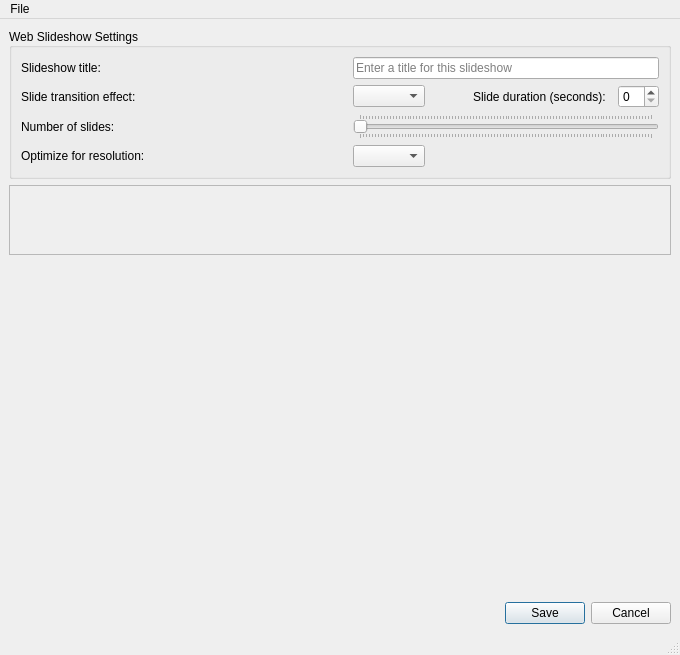
Qt form webslideshow.ui (brimlar/simple-web-slideshow) before a commit.
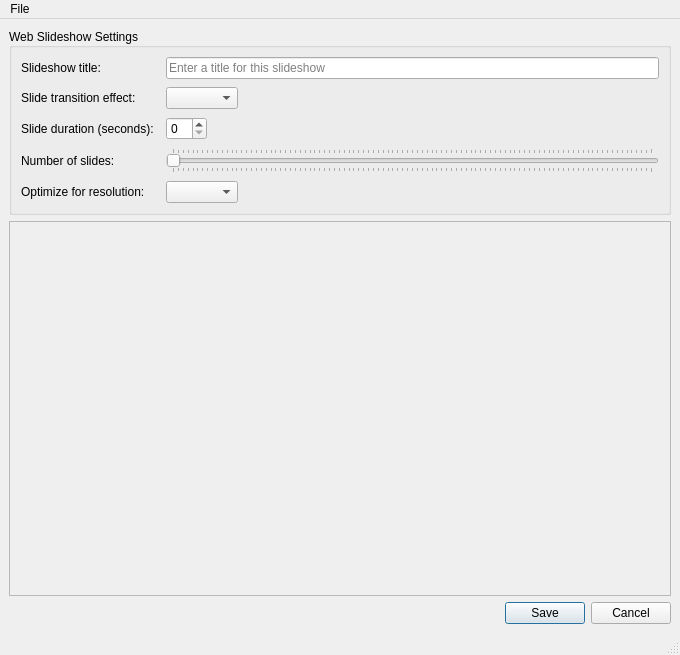
The same form after that commit. Icons and pictures are not drawn.

Commit message: Refined UI, fullscreen code, etc

Patch:
```diff
--- a/webslideshow.ui
+++ b/webslideshow.ui
@@ -34,11 +34,17 @@
     <item>
      <widget class="QGroupBox" name="groupBox">
       <property name="sizePolicy">
-       <sizepolicy hsizetype="Expanding" vsizetype="Fixed">
+       <sizepolicy hsizetype="Preferred" vsizetype="Fixed">
         <horstretch>0</horstretch>
         <verstretch>0</verstretch>
        </sizepolicy>
       </property>
+      <property name="minimumSize">
+       <size>
+        <width>662</width>
+        <height>0</height>
+       </size>
+      </property>
       <property name="title">
        <string>Web Slideshow Settings</string>
       </property>
@@ -48,14 +54,21 @@
       <property name="flat">
        <bool>false</bool>
       </property>
-      <layout class="QVBoxLayout" name="verticalLayout_3">
-       <item>
-        <layout class="QHBoxLayout" name="horizontalLayout_2">
+      <layout class="QHBoxLayout" name="horizontalLayout_2" stretch="0">
+       <property name="spacing">
+        <number>6</number>
+       </property>
          <item>
           <layout class="QGridLayout" name="gridLayout">
+         <property name="sizeConstraint">
+          <enum>QLayout::SetDefaultConstraint</enum>
+         </property>
            <property name="horizontalSpacing">
             <number>12</number>
            </property>
+         <property name="verticalSpacing">
+          <number>8</number>
+         </property>
            <item row="0" column="0">
             <widget class="QLabel" name="lbl_title">
              <property name="sizePolicy">
@@ -69,11 +82,11 @@
              </property>
             </widget>
            </item>
-           <item row="0" column="1" colspan="3">
+         <item row="0" column="1">
             <widget class="QLineEdit" name="le_title">
              <property name="sizePolicy">
               <sizepolicy hsizetype="Expanding" vsizetype="Fixed">
-               <horstretch>1</horstretch>
+             <horstretch>0</horstretch>
                <verstretch>0</verstretch>
               </sizepolicy>
              </property>
@@ -82,7 +95,69 @@
              </property>
             </widget>
            </item>
-           <item row="3" column="1" colspan="3">
+         <item row="1" column="0">
+          <widget class="QLabel" name="lbl_effect">
+           <property name="sizePolicy">
+            <sizepolicy hsizetype="Minimum" vsizetype="Preferred">
+             <horstretch>0</horstretch>
+             <verstretch>0</verstretch>
+            </sizepolicy>
+           </property>
+           <property name="text">
+            <string>Slide transition effect:</string>
+           </property>
+          </widget>
+         </item>
+         <item row="1" column="1">
+          <widget class="QComboBox" name="cb_effects">
+           <property name="sizePolicy">
+            <sizepolicy hsizetype="Fixed" vsizetype="Fixed">
+             <horstretch>0</horstretch>
+             <verstretch>0</verstretch>
+            </sizepolicy>
+           </property>
+          </widget>
+         </item>
+         <item row="2" column="0">
+          <widget class="QLabel" name="lbl_duration">
+           <property name="sizePolicy">
+            <sizepolicy hsizetype="Minimum" vsizetype="Preferred">
+             <horstretch>0</horstretch>
+             <verstretch>0</verstretch>
+            </sizepolicy>
+           </property>
+           <property name="text">
+            <string>Slide duration (seconds):</string>
+           </property>
+           <property name="indent">
+            <number>0</number>
+           </property>
+          </widget>
+         </item>
+         <item row="2" column="1">
+          <widget class="QSpinBox" name="sb_duration">
+           <property name="sizePolicy">
+            <sizepolicy hsizetype="Fixed" vsizetype="Fixed">
+             <horstretch>0</horstretch>
+             <verstretch>0</verstretch>
+            </sizepolicy>
+           </property>
+          </widget>
+         </item>
+         <item row="3" column="0">
+          <widget class="QLabel" name="lbl_numslides">
+           <property name="sizePolicy">
+            <sizepolicy hsizetype="Minimum" vsizetype="Preferred">
+             <horstretch>0</horstretch>
+             <verstretch>0</verstretch>
+            </sizepolicy>
+           </property>
+           <property name="text">
+            <string>Number of slides:</string>
+           </property>
+          </widget>
+         </item>
+         <item row="3" column="1">
             <widget class="QSlider" name="sli_numslides">
              <property name="minimum">
               <number>2</number>
@@ -117,58 +192,6 @@
              </property>
             </widget>
            </item>
-           <item row="1" column="1">
-            <widget class="QComboBox" name="cb_effects">
-             <property name="sizePolicy">
-              <sizepolicy hsizetype="Fixed" vsizetype="Fixed">
-               <horstretch>0</horstretch>
-               <verstretch>0</verstretch>
-              </sizepolicy>
-             </property>
-            </widget>
-           </item>
-           <item row="1" column="2">
-            <widget class="QLabel" name="lbl_duration">
-             <property name="sizePolicy">
-              <sizepolicy hsizetype="Fixed" vsizetype="Preferred">
-               <horstretch>0</horstretch>
-               <verstretch>0</verstretch>
-              </sizepolicy>
-             </property>
-             <property name="text">
-              <string>Slide duration (seconds):</string>
-             </property>
-             <property name="indent">
-              <number>36</number>
-             </property>
-            </widget>
-           </item>
-           <item row="3" column="0">
-            <widget class="QLabel" name="lbl_numslides">
-             <property name="sizePolicy">
-              <sizepolicy hsizetype="Minimum" vsizetype="Preferred">
-               <horstretch>0</horstretch>
-               <verstretch>0</verstretch>
-              </sizepolicy>
-             </property>
-             <property name="text">
-              <string>Number of slides:</string>
-             </property>
-            </widget>
-           </item>
-           <item row="1" column="0">
-            <widget class="QLabel" name="lbl_effect">
-             <property name="sizePolicy">
-              <sizepolicy hsizetype="Minimum" vsizetype="Preferred">
-               <horstretch>0</horstretch>
-               <verstretch>0</verstretch>
-              </sizepolicy>
-             </property>
-             <property name="text">
-              <string>Slide transition effect:</string>
-             </property>
-            </widget>
-           </item>
            <item row="4" column="1">
             <widget class="QComboBox" name="cb_resolution">
              <property name="sizePolicy">
@@ -179,24 +202,12 @@
              </property>
             </widget>
            </item>
-           <item row="1" column="3">
-            <widget class="QSpinBox" name="sb_duration">
-             <property name="sizePolicy">
-              <sizepolicy hsizetype="Fixed" vsizetype="Fixed">
-               <horstretch>0</horstretch>
-               <verstretch>0</verstretch>
-              </sizepolicy>
-             </property>
-            </widget>
-           </item>
           </layout>
          </item>
         </layout>
-       </item>
-      </layout>
      </widget>
     </item>
-    <item alignment="Qt::AlignTop">
+    <item>
      <widget class="QScrollArea" name="scrollArea">
       <property name="sizePolicy">
        <sizepolicy hsizetype="Expanding" vsizetype="Expanding">
@@ -219,7 +230,7 @@
          <x>0</x>
          <y>0</y>
          <width>660</width>
-         <height>79</height>
+         <height>335</height>
         </rect>
        </property>
       </widget>
```
Left out of the diff: 6 changed lines with no effect on the pictures. Lines whose indentation alone changed are shown as unchanged. The commit also changes 4 other files.
